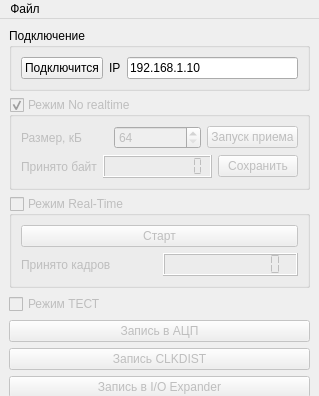
This is mainwindow.ui in reffum/digitizer_pc as Qt 5 draws it before an edit; both pictures show x 0 to 319 and y 0 to 396 of the 319 by 709 pixel window. The edited form follows.
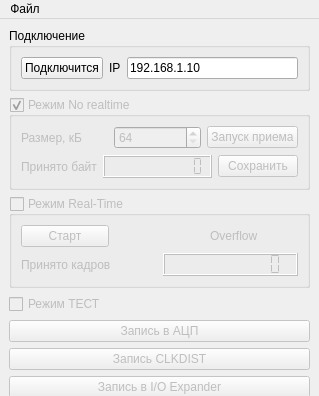
This is the edited form. Custom widgets are drawn as their Qt base class.

What changed in the file:
```diff
--- a/mainwindow.ui
+++ b/mainwindow.ui
@@ -165,6 +165,8 @@
       </property>
       <layout class="QVBoxLayout" name="verticalLayout_2">
        <item>
+        <layout class="QHBoxLayout" name="horizontalLayout_5">
+         <item>
         <widget class="QPushButton" name="realTime_pushButton">
          <property name="text">
           <string>Старт</string>
@@ -175,6 +177,18 @@
         </widget>
        </item>
        <item>
+          <widget class="QIndicator" name="ovf_indicator" native="true"/>
+         </item>
+         <item>
+          <widget class="QLabel" name="label_8">
+           <property name="text">
+            <string>Overflow</string>
+           </property>
+          </widget>
+         </item>
+        </layout>
+       </item>
+       <item>
         <layout class="QHBoxLayout" name="horizontalLayout_6">
          <item>
           <widget class="QLabel" name="framesNum_label">
@@ -398,6 +412,14 @@
    </property>
   </action>
  </widget>
+ <customwidgets>
+  <customwidget>
+   <class>QIndicator</class>
+   <extends>QWidget</extends>
+   <header>qindicator.h</header>
+   <container>1</container>
+  </customwidget>
+ </customwidgets>
  <resources/>
  <connections/>
 </ui>
```
Lines whose indentation alone changed are shown as unchanged.
